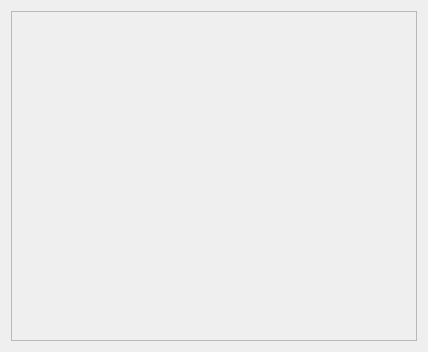
Before: the Qt Designer form setwindow.ui in Liuliu-jiu/TablePet, drawn with Qt 5.
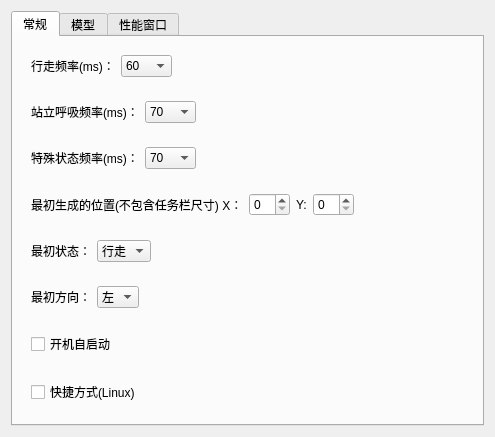
After: the same form once the commit is applied.

The edit to the form file:
```diff
--- a/setwindow.ui
+++ b/setwindow.ui
@@ -6,28 +6,486 @@
    <rect>
     <x>0</x>
     <y>0</y>
-    <width>428</width>
-    <height>352</height>
+    <width>495</width>
+    <height>401</height>
    </rect>
   </property>
   <property name="windowTitle">
    <string>Form</string>
   </property>
-  <layout class="QHBoxLayout" name="horizontalLayout">
+  <layout class="QVBoxLayout" name="verticalLayout">
    <item>
-    <widget class="QScrollArea" name="scrollArea">
-     <property name="widgetResizable">
-      <bool>true</bool>
+    <widget class="QTabWidget" name="tabWidget">
+     <property name="currentIndex">
+      <number>0</number>
      </property>
-     <widget class="QWidget" name="scrollAreaWidgetContents">
-      <property name="geometry">
-       <rect>
-        <x>0</x>
-        <y>0</y>
-        <width>408</width>
-        <height>332</height>
-       </rect>
-      </property>
+     <property name="documentMode">
+      <bool>false</bool>
+     </property>
+     <property name="tabBarAutoHide">
+      <bool>false</bool>
+     </property>
+     <widget class="QWidget" name="otherSetWidget">
+      <attribute name="title">
+       <string>常规</string>
+      </attribute>
+      <layout class="QVBoxLayout" name="verticalLayout_3">
+       <item>
+        <widget class="QWidget" name="widget" native="true">
+         <layout class="QHBoxLayout" name="horizontalLayout">
+          <item>
+           <widget class="QLabel" name="walkFrequencyLabel">
+            <property name="text">
+             <string>行走频率(ms)：</string>
+            </property>
+           </widget>
+          </item>
+          <item>
+           <widget class="QComboBox" name="walkFrequencyComboBox">
+            <item>
+             <property name="text">
+              <string>60</string>
+             </property>
+            </item>
+            <item>
+             <property name="text">
+              <string>80</string>
+             </property>
+            </item>
+            <item>
+             <property name="text">
+              <string>100</string>
+             </property>
+            </item>
+            <item>
+             <property name="text">
+              <string>120</string>
+             </property>
+            </item>
+            <item>
+             <property name="text">
+              <string>140</string>
+             </property>
+            </item>
+           </widget>
+          </item>
+          <item>
+           <spacer name="horizontalSpacer">
+            <property name="orientation">
+             <enum>Qt::Orientation::Horizontal</enum>
+            </property>
+            <property name="sizeHint" stdset="0">
+             <size>
+              <width>40</width>
+              <height>20</height>
+             </size>
+            </property>
+           </spacer>
+          </item>
+         </layout>
+        </widget>
+       </item>
+       <item>
+        <widget class="QWidget" name="widget_2" native="true">
+         <layout class="QHBoxLayout" name="horizontalLayout_2">
+          <item>
+           <widget class="QLabel" name="idleFrequencyLabel">
+            <property name="text">
+             <string>站立呼吸频率(ms)：</string>
+            </property>
+           </widget>
+          </item>
+          <item>
+           <widget class="QComboBox" name="idleFrequencyComboBox">
+            <item>
+             <property name="text">
+              <string>70</string>
+             </property>
+            </item>
+            <item>
+             <property name="text">
+              <string>90</string>
+             </property>
+            </item>
+            <item>
+             <property name="text">
+              <string>110</string>
+             </property>
+            </item>
+            <item>
+             <property name="text">
+              <string>130</string>
+             </property>
+            </item>
+            <item>
+             <property name="text">
+              <string>150</string>
+             </property>
+            </item>
+           </widget>
+          </item>
+          <item>
+           <spacer name="horizontalSpacer_2">
+            <property name="orientation">
+             <enum>Qt::Orientation::Horizontal</enum>
+            </property>
+            <property name="sizeHint" stdset="0">
+             <size>
+              <width>40</width>
+              <height>20</height>
+             </size>
+            </property>
+           </spacer>
+          </item>
+         </layout>
+        </widget>
+       </item>
+       <item>
+        <widget class="QWidget" name="widget_7" native="true">
+         <layout class="QHBoxLayout" name="horizontalLayout_7">
+          <item>
+           <widget class="QLabel" name="label_5">
+            <property name="text">
+             <string>特殊状态频率(ms)：</string>
+            </property>
+           </widget>
+          </item>
+          <item>
+           <widget class="QComboBox" name="specialStatusComboBox">
+            <item>
+             <property name="text">
+              <string>70</string>
+             </property>
+            </item>
+            <item>
+             <property name="text">
+              <string>90</string>
+             </property>
+            </item>
+            <item>
+             <property name="text">
+              <string>110</string>
+             </property>
+            </item>
+            <item>
+             <property name="text">
+              <string>130</string>
+             </property>
+            </item>
+            <item>
+             <property name="text">
+              <string>150</string>
+             </property>
+            </item>
+            <item>
+             <property name="text">
+              <string>170</string>
+             </property>
+            </item>
+            <item>
+             <property name="text">
+              <string>190</string>
+             </property>
+            </item>
+            <item>
+             <property name="text">
+              <string>210</string>
+             </property>
+            </item>
+            <item>
+             <property name="text">
+              <string>230</string>
+             </property>
+            </item>
+            <item>
+             <property name="text">
+              <string>250</string>
+             </property>
+            </item>
+            <item>
+             <property name="text">
+              <string>270</string>
+             </property>
+            </item>
+            <item>
+             <property name="text">
+              <string>290</string>
+             </property>
+            </item>
+           </widget>
+          </item>
+          <item>
+           <spacer name="horizontalSpacer_7">
+            <property name="orientation">
+             <enum>Qt::Orientation::Horizontal</enum>
+            </property>
+            <property name="sizeType">
+             <enum>QSizePolicy::Policy::Expanding</enum>
+            </property>
+            <property name="sizeHint" stdset="0">
+             <size>
+              <width>40</width>
+              <height>20</height>
+             </size>
+            </property>
+           </spacer>
+          </item>
+         </layout>
+        </widget>
+       </item>
+       <item>
+        <widget class="QWidget" name="widget_3" native="true">
+         <layout class="QHBoxLayout" name="horizontalLayout_3">
+          <item>
+           <widget class="QLabel" name="label_2">
+            <property name="text">
+             <string>最初生成的位置(不包含任务栏尺寸) X：</string>
+            </property>
+           </widget>
+          </item>
+          <item>
+           <widget class="QSpinBox" name="xSpinBox"/>
+          </item>
+          <item>
+           <widget class="QLabel" name="label_3">
+            <property name="text">
+             <string>Y:</string>
+            </property>
+           </widget>
+          </item>
+          <item>
+           <widget class="QSpinBox" name="ySpinBox"/>
+          </item>
+          <item>
+           <widget class="QLabel" name="maxSizeLabel">
+            <property name="text">
+             <string/>
+            </property>
+           </widget>
+          </item>
+          <item>
+           <spacer name="horizontalSpacer_3">
+            <property name="orientation">
+             <enum>Qt::Orientation::Horizontal</enum>
+            </property>
+            <property name="sizeHint" stdset="0">
+             <size>
+              <width>40</width>
+              <height>20</height>
+             </size>
+            </property>
+           </spacer>
+          </item>
+         </layout>
+        </widget>
+       </item>
+       <item>
+        <widget class="QWidget" name="widget_4" native="true">
+         <layout class="QHBoxLayout" name="horizontalLayout_4">
+          <item>
+           <widget class="QLabel" name="label">
+            <property name="text">
+             <string>最初状态：</string>
+            </property>
+           </widget>
+          </item>
+          <item>
+           <widget class="QComboBox" name="originalStatusComboBox">
+            <item>
+             <property name="text">
+              <string>行走</string>
+             </property>
+            </item>
+            <item>
+             <property name="text">
+              <string>站立</string>
+             </property>
+            </item>
+           </widget>
+          </item>
+          <item>
+           <spacer name="horizontalSpacer_4">
+            <property name="orientation">
+             <enum>Qt::Orientation::Horizontal</enum>
+            </property>
+            <property name="sizeHint" stdset="0">
+             <size>
+              <width>40</width>
+              <height>20</height>
+             </size>
+            </property>
+           </spacer>
+          </item>
+         </layout>
+        </widget>
+       </item>
+       <item>
+        <widget class="QWidget" name="widget_5" native="true">
+         <layout class="QHBoxLayout" name="horizontalLayout_5">
+          <item>
+           <widget class="QLabel" name="label_4">
+            <property name="text">
+             <string>最初方向：</string>
+            </property>
+           </widget>
+          </item>
+          <item>
+           <widget class="QComboBox" name="originalDirectionComboBox">
+            <item>
+             <property name="text">
+              <string>左</string>
+             </property>
+            </item>
+            <item>
+             <property name="text">
+              <string>右</string>
+             </property>
+            </item>
+           </widget>
+          </item>
+          <item>
+           <spacer name="horizontalSpacer_5">
+            <property name="orientation">
+             <enum>Qt::Orientation::Horizontal</enum>
+            </property>
+            <property name="sizeHint" stdset="0">
+             <size>
+              <width>40</width>
+              <height>20</height>
+             </size>
+            </property>
+           </spacer>
+          </item>
+         </layout>
+        </widget>
+       </item>
+       <item>
+        <widget class="QWidget" name="widget_6" native="true">
+         <layout class="QHBoxLayout" name="horizontalLayout_6">
+          <item>
+           <widget class="QCheckBox" name="autoStartCheckBox">
+            <property name="text">
+             <string>开机自启动</string>
+            </property>
+            <property name="tristate">
+             <bool>false</bool>
+            </property>
+           </widget>
+          </item>
+          <item>
+           <spacer name="horizontalSpacer_6">
+            <property name="orientation">
+             <enum>Qt::Orientation::Horizontal</enum>
+            </property>
+            <property name="sizeHint" stdset="0">
+             <size>
+              <width>40</width>
+              <height>20</height>
+             </size>
+            </property>
+           </spacer>
+          </item>
+         </layout>
+        </widget>
+       </item>
+       <item>
+        <widget class="QWidget" name="widget_8" native="true">
+         <layout class="QHBoxLayout" name="horizontalLayout_8">
+          <item>
+           <widget class="QCheckBox" name="shortcutCheckBox">
+            <property name="text">
+             <string>快捷方式(Linux)</string>
+            </property>
+           </widget>
+          </item>
+          <item>
+           <spacer name="horizontalSpacer_8">
+            <property name="orientation">
+             <enum>Qt::Orientation::Horizontal</enum>
+            </property>
+            <property name="sizeHint" stdset="0">
+             <size>
+              <width>40</width>
+              <height>20</height>
+             </size>
+            </property>
+           </spacer>
+          </item>
+         </layout>
+        </widget>
+       </item>
+       <item>
+        <spacer name="verticalSpacer">
+         <property name="orientation">
+          <enum>Qt::Orientation::Vertical</enum>
+         </property>
+         <property name="sizeHint" stdset="0">
+          <size>
+           <width>20</width>
+           <height>40</height>
+          </size>
+         </property>
+        </spacer>
+       </item>
+      </layout>
+     </widget>
+     <widget class="QWidget" name="modelTabWidget">
+      <attribute name="title">
+       <string>模型</string>
+      </attribute>
+      <layout class="QGridLayout" name="gridLayout">
+       <item row="3" column="0">
+        <widget class="QScrollArea" name="scrollArea">
+         <property name="widgetResizable">
+          <bool>true</bool>
+         </property>
+         <widget class="QWidget" name="scrollAreaWidgetContents">
+          <property name="geometry">
+           <rect>
+            <x>0</x>
+            <y>0</y>
+            <width>453</width>
+            <height>334</height>
+           </rect>
+          </property>
+         </widget>
+        </widget>
+       </item>
+      </layout>
+     </widget>
+     <widget class="QWidget" name="performanceTabWidget">
+      <attribute name="title">
+       <string>性能窗口</string>
+      </attribute>
+      <layout class="QVBoxLayout" name="verticalLayout_2">
+       <item>
+        <widget class="QCheckBox" name="memroyCheckBox">
+         <property name="text">
+          <string>内存进度条</string>
+         </property>
+        </widget>
+       </item>
+       <item>
+        <widget class="QCheckBox" name="cpuCheckBox">
+         <property name="text">
+          <string>CPU进度条</string>
+         </property>
+        </widget>
+       </item>
+       <item>
+        <spacer name="verticalSpacer_2">
+         <property name="orientation">
+          <enum>Qt::Orientation::Vertical</enum>
+         </property>
+         <property name="sizeHint" stdset="0">
+          <size>
+           <width>20</width>
+           <height>40</height>
+          </size>
+         </property>
+        </spacer>
+       </item>
+      </layout>
      </widget>
     </widget>
    </item>
```
